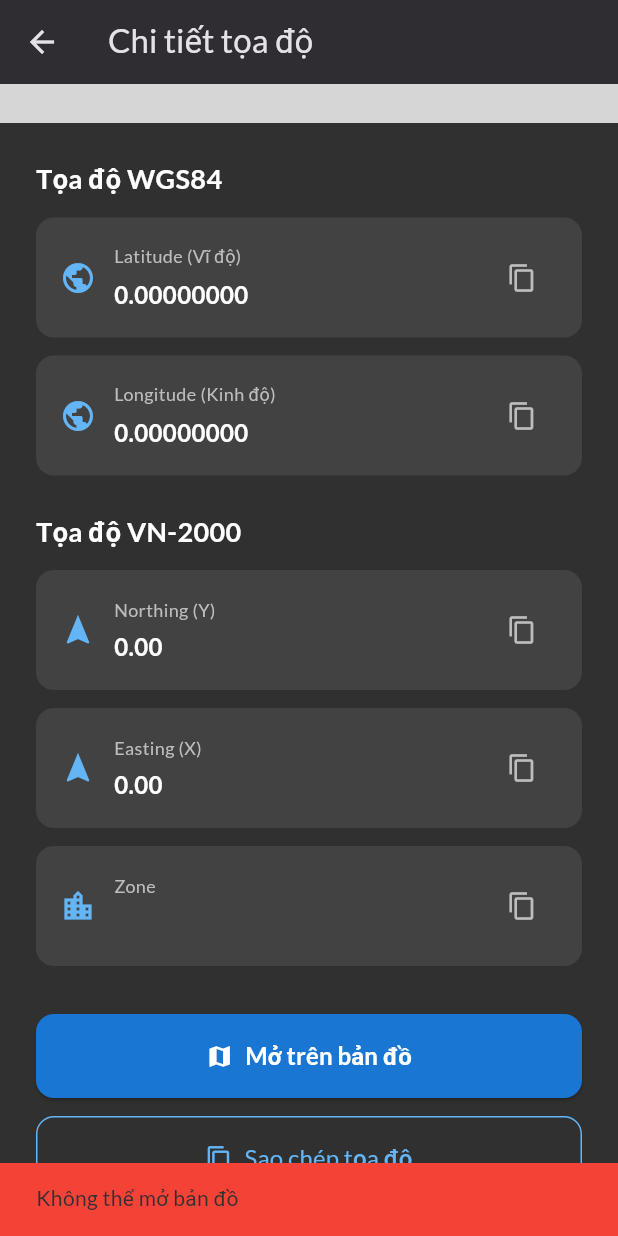
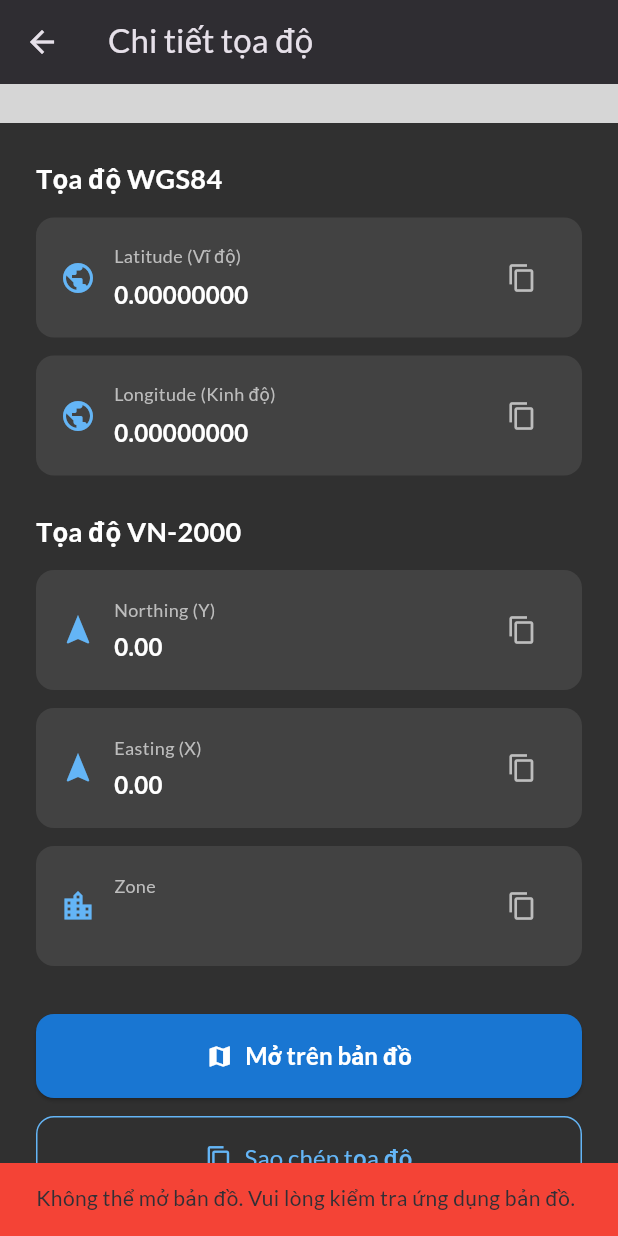
Before and after one commit to kreazyme/chuyen_toa_do, a Flutter app: the CoordinateDetailScreen screen opened directly with empty values, scrolled down 274 dp, after a tap on "Mở trên bản đồ", on a phone screen of 412 x 824 dp. Run offline on Flutter 3.47's test engine with Material 3 defaults, Android fonts, the phone set to English and light mode, and no system bars; drawn by our look-alikes of flutter_map; our stand-ins replace geolocator, google_fonts, latlong2, permission_handler, shared_preferences; missing offline and left inert: dart_vn2000; accounts and stored records are empty; grey boxes are pictures that could not be loaded.

```diff
--- a/lib/screens/coordinate_detail_screen.dart
+++ b/lib/screens/coordinate_detail_screen.dart
@@ -22,19 +22,20 @@ class CoordinateDetailScreen extends StatelessWidget {
     );
 
     try {
-      if (await canLaunchUrl(url)) {
-        await launchUrl(url, mode: LaunchMode.externalApplication);
-      } else {
-        if (context.mounted) {
-          ScaffoldMessenger.of(context).showSnackBar(
-            const SnackBar(
-              content: Text('Không thể mở bản đồ'),
-              backgroundColor: Colors.red,
+      final launched = await launchUrl(url, mode: LaunchMode.platformDefault);
+
+      if (!launched && context.mounted) {
+        ScaffoldMessenger.of(context).showSnackBar(
+          const SnackBar(
+            content: Text(
+              'Không thể mở bản đồ. Vui lòng kiểm tra ứng dụng bản đồ.',
             ),
-          );
-        }
+            backgroundColor: Colors.red,
+          ),
+        );
       }
     } catch (e) {
+      debugPrint('Error opening maps: $e');
       if (context.mounted) {
         ScaffoldMessenger.of(context).showSnackBar(
           SnackBar(content: Text('Lỗi: $e'), backgroundColor: Colors.red),
--- a/pubspec.yaml
+++ b/pubspec.yaml
@@ -42,6 +42,8 @@ dependencies:
   google_fonts: ^6.2.1
   shared_preferences: ^2.3.3
   intl: ^0.19.0
+  geolocator: ^10.1.0
+  permission_handler: ^11.0.0
 
 dev_dependencies:
   flutter_test:
```
Also changed, not shown: lib/screens/conversion_screen.dart (+91 -13 lines), lib/services/location_service.dart (added, +34 -0 lines), pubspec.lock, 3 other files.
